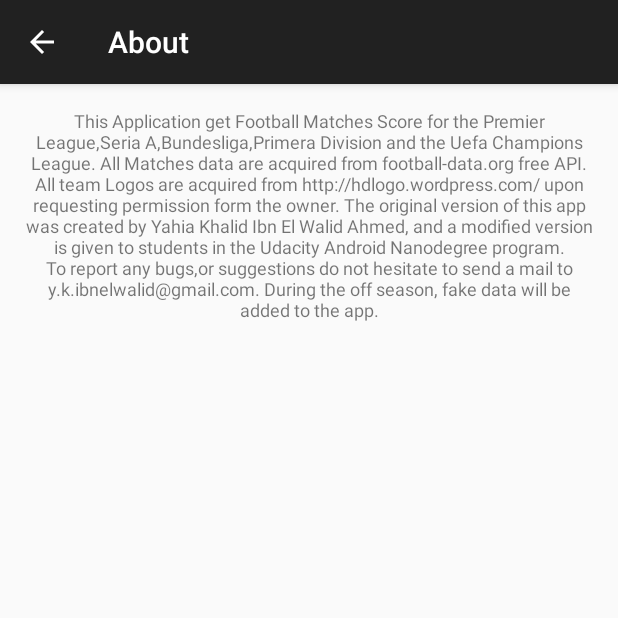
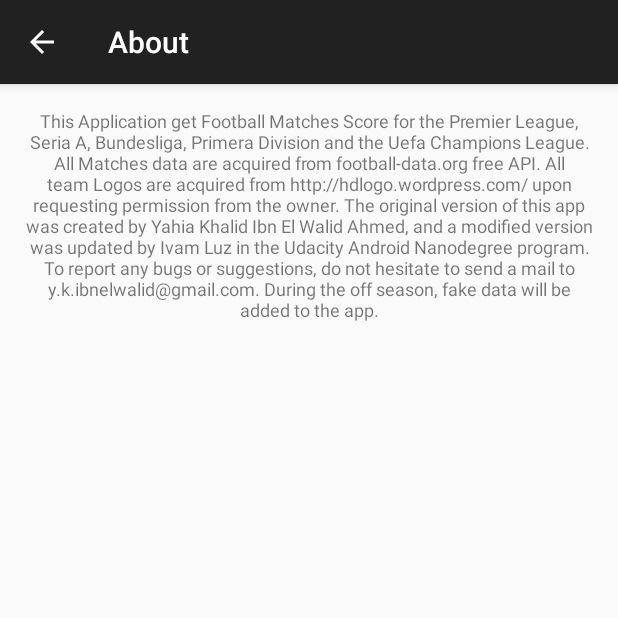
Before and after one commit to ivamluz/iluz-udacity-p3-superduo, an Android app: the AboutActivity screen opened directly, with no data from a screen before it, on a phone screen of 412 x 824 dp, the top half of it. Run offline under Robolectric (Android 15) with nearby library versions, the phone set to English and light mode, and no system bars.

Commit message:
[footbal] Update strings

```diff
--- a/Football_Scores-master/app/src/main/res/values/strings.xml
+++ b/Football_Scores-master/app/src/main/res/values/strings.xml
@@ -2,9 +2,8 @@
 <resources>
 
     <string name="app_name">Football Scores</string>
-    <string name="hello_world">Hello world!</string>
     <string name="action_settings">Settings</string>
-    <string name="test_text">Test</string>
+    <string name="test_text" translatable="false">Test</string>
     <string name="today">Today</string>
     <string name="yesterday">Yesterday</string>
     <string name="tomorrow">Tomorrow</string>
@@ -21,14 +20,13 @@
     <string name="final_text">Final</string>
     <string name="share_text">Share</string>
     <string name="about">About</string>
-    <string name="title_activity_about">AboutActivity</string>
     <string name="about_text">
-        This Application get Football Matches Score for the Premier League,Seria A,Bundesliga,Primera Division
+        This Application get Football Matches Score for the Premier League, Seria A, Bundesliga, Primera Division
         and the Uefa Champions League.
         All Matches data are acquired from football-data.org free API.
-        All team Logos are acquired from http://hdlogo.wordpress.com/ upon requesting permission form the owner.
-        The original version of this app was created by Yahia Khalid Ibn El Walid Ahmed, and a modified version is given to students in the Udacity Android Nanodegree program.
-        To report any bugs,or suggestions do not hesitate to send a mail to y.k.ibnelwalid@gmail.com.
+        All team Logos are acquired from http://hdlogo.wordpress.com/ upon requesting permission from the owner.
+        The original version of this app was created by Yahia Khalid Ibn El Walid Ahmed, and a modified version was updated by Ivam Luz in the Udacity Android Nanodegree program.
+        To report any bugs or suggestions, do not hesitate to send a mail to y.k.ibnelwalid@gmail.com.
 
         During the off season, fake data will be added to the app.
     </string>
```
